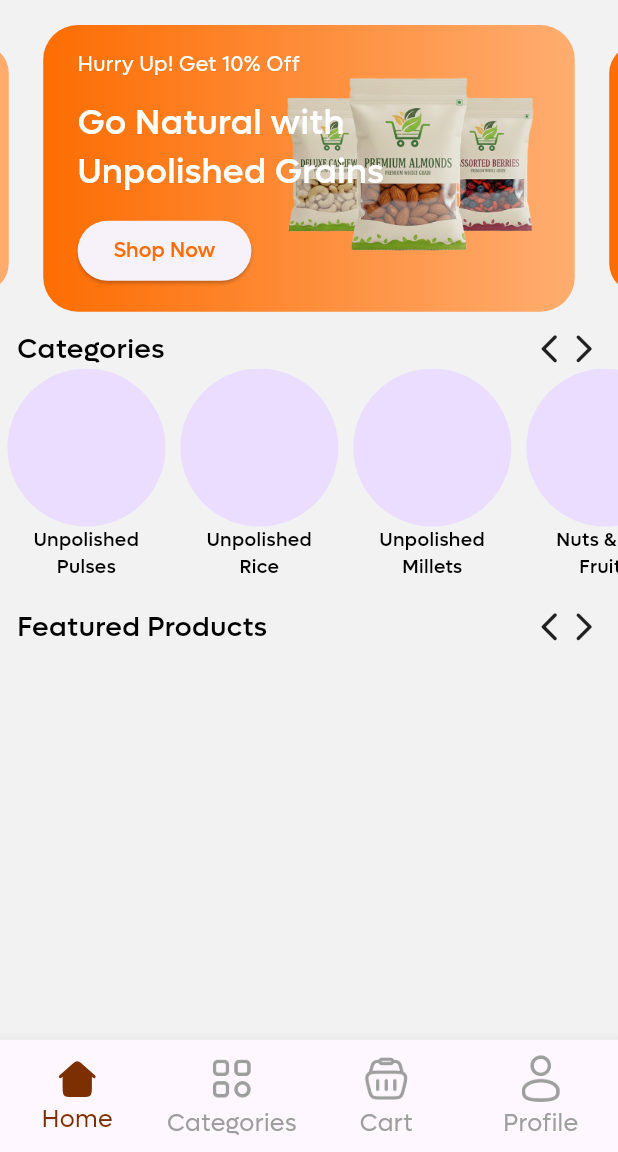
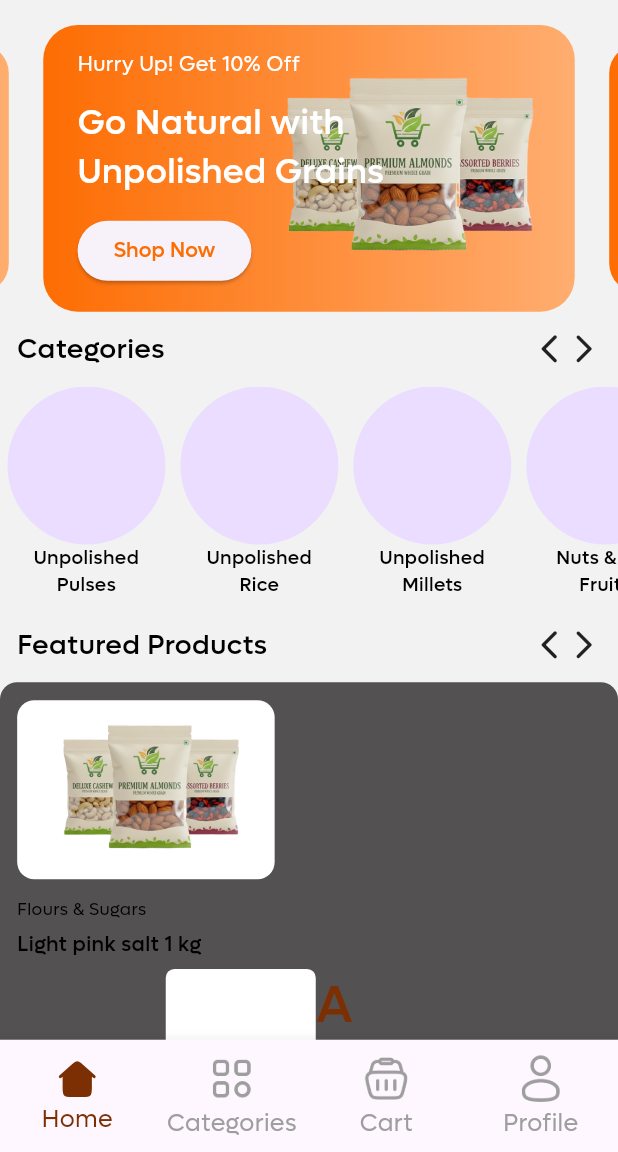
Before and after one commit to DUDU0123/CODE-EDEX-TECHNOLOGY-MACHINE-TASK, a Flutter app: the AppDashboard screen opened directly, on a phone screen of 412 x 824 dp, the part 84-1236 px from its top. Run offline on Flutter 3.47's test engine with Material 3 defaults, Android fonts, the light colour scheme and no system bars; drawn by our look-alikes of carousel_slider; our stand-ins replace dio, flutter_screenutil, flutter_svg, get, shared_preferences; accounts and stored records are empty.

Commit message:
cahche isssue solved

```diff
--- a/lib/main.dart
+++ b/lib/main.dart
@@ -1,8 +1,10 @@
 import 'package:codeedex_machine_test_app/modules/root_widget_page.dart';
+import 'package:codeedex_machine_test_app/services/shared_prefs_service.dart';
 import 'package:codeedex_machine_test_app/utils/app_imports.dart';
 import 'package:codeedex_machine_test_app/utils/initi_controllers.dart';
 Future<void> main() async {
   WidgetsFlutterBinding.ensureInitialized();
+  await SharedPrefsService.init();
   await initControllers();
   runApp(RootWidgetPage());
 }
--- a/lib/modules/home/pages/home_page.dart
+++ b/lib/modules/home/pages/home_page.dart
@@ -2,6 +2,7 @@ import 'package:carousel_slider/carousel_slider.dart';
 import 'package:codeedex_machine_test_app/modules/home/controller/home_page_controller.dart';
 import 'package:codeedex_machine_test_app/utils/app_imports.dart';
 import 'package:codeedex_machine_test_app/utils/constants/app_constraints.dart';
+import 'package:codeedex_machine_test_app/widgets/app_common_button_widget.dart';
 import 'package:codeedex_machine_test_app/widgets/home_page/common_product_heading.dart';
 import 'package:codeedex_machine_test_app/widgets/home_page/home_top_auto_play_carousel.dart';
 import 'package:codeedex_machine_test_app/widgets/home_page/product_circular_widget.dart';
@@ -13,16 +14,16 @@ class HomePage extends StatefulWidget {
   State<HomePage> createState() => _HomePageState();
 }
 
-
-
 class _HomePageState extends State<HomePage> {
   @override
   void initState() {
     super.initState();
   }
+
   @override
   Widget build(BuildContext context) {
-    return Column(
+    return SingleChildScrollView(
+      child: Column(
         children: [
           AppConstraints.kHeight14,
           HomeTopAutoPlayCarousel(),
@@ -31,6 +32,7 @@ class _HomePageState extends State<HomePage> {
             padding: EdgeInsets.symmetric(horizontal: 10.w),
             child: CommonProductHeadingWidget(heading: "Categories"),
           ),
+          AppConstraints.kHeight10,
           SingleChildScrollView(
             scrollDirection: Axis.horizontal,
             child: Row(
@@ -50,7 +52,70 @@ class _HomePageState extends State<HomePage> {
             padding: EdgeInsets.symmetric(horizontal: 10.w),
             child: CommonProductHeadingWidget(heading: "Featured Products"),
           ),
+          AppConstraints.kHeight10,
+          Container(
+            padding: EdgeInsets.symmetric(horizontal: 10.w, vertical: 10.h),
+            decoration: BoxDecoration(
+              borderRadius: BorderRadius.circular(10.r),
+              color: const Color.fromARGB(255, 83, 81, 81),
+            ),
+            child: Column(
+              crossAxisAlignment: CrossAxisAlignment.start,
+              children: [
+                Container(
+                  decoration: BoxDecoration(
+                    borderRadius: BorderRadius.circular(10.r),
+                    color: AppColors.kWhite,
+                  ),
+                  child: Image.asset(
+                    AppAssets.almondsThreeSet,
+                    width: 150.w,
+                    height: 100.h,
+                  ),
+                ),
+                AppConstraints.kHeight10,
+                Text(
+                  "Flours & Sugars",
+                  style: AppCommonMethods.commonTextStyle(fontSize: 10.sp),
+                ),
+                AppConstraints.kHeight5,
+                Text(
+                  "Light pink salt 1 kg",
+                  style: AppCommonMethods.commonTextStyle(
+                    fontSize: 12.sp,
+                    fontFamily: AppAssets.lugfaMediumFont,
+                  ),
+                ),
+                AppConstraints.kHeight5,
+                Row(
+                  children: [
+                    Text(
+                      "\u20B9 600",
+                      style: AppCommonMethods.commonTextStyle(
+                        fontSize: 12.sp,
+                        fontFamily: AppAssets.lugfaMediumFont,
+                      ),
+                    ),
+                    AppConstraints.kWidth10,
+                    Text(
+                      "\u20B9 80.00",
+                      style: AppCommonMethods.commonTextStyle(
+                        fontSize: 12.sp,
+                        fontFamily: AppAssets.lugfaMediumFont,
+                        decoration: TextDecoration.lineThrough,
+                      ),
+                    ),
+                    AppConstraints.kHeight10,
+                    AppCommonButtonWidget(
+                      btnWidth: 100,
+                      btnText: "Add", btnColor: AppColors.kWhite, btnRadius: 5.r, btnPadding: EdgeInsets.symmetric(horizontal: 100, ), btnTextColor: AppColors.kAppPrimaryColor, textAlign: TextAlign.center)
                   ],
+                ),
+              ],
+            ),
+          ),
+        ],
+      ),
     );
   }
 }
--- a/lib/services/home/home_service.dart
+++ b/lib/services/home/home_service.dart
@@ -1,6 +1,7 @@
 import 'package:codeedex_machine_test_app/models/home_response_model.dart';
 import 'package:codeedex_machine_test_app/utils/constants/backend_constants.dart';
-import 'package:codeedex_machine_test_app/utils/initi_controllers.dart';
+
+import '../../utils/initi_controllers.dart';
 
 class HomeService {
 
--- a/lib/services/products_api_service.dart
+++ b/lib/services/products_api_service.dart
@@ -1,6 +1,7 @@
 import 'package:codeedex_machine_test_app/models/product_model.dart';
 import 'package:codeedex_machine_test_app/utils/constants/backend_constants.dart';
-import 'package:codeedex_machine_test_app/utils/initi_controllers.dart';
+
+import '../utils/initi_controllers.dart';
 
 class ProductService {
 
--- a/lib/utils/initi_controllers.dart
+++ b/lib/utils/initi_controllers.dart
@@ -1,11 +1,9 @@
 import 'package:codeedex_machine_test_app/modules/home/controller/home_page_controller.dart';
-import 'package:codeedex_machine_test_app/services/shared_prefs_service.dart';
 import 'package:codeedex_machine_test_app/modules/login/controller/login_page_controller.dart';
 import 'package:codeedex_machine_test_app/utils/app_imports.dart';
 import 'package:dio/dio.dart';
 Dio dio = Dio();
 Future<void> initControllers() async {
-  await SharedPrefsService.init();
   Get.put<LoginPageController>(LoginPageController());
   Get.put<HomePageController>(HomePageController());
 }
--- a/pubspec.yaml
+++ b/pubspec.yaml
@@ -39,6 +39,7 @@ dependencies:
   flutter_screenutil: ^5.9.3
   shared_preferences: ^2.5.3
   flutter_svg: ^2.2.3
+  carousel_slider: ^5.1.1
 
 dev_dependencies:
   flutter_test:
```
Lines whose indentation alone changed are shown as unchanged.
